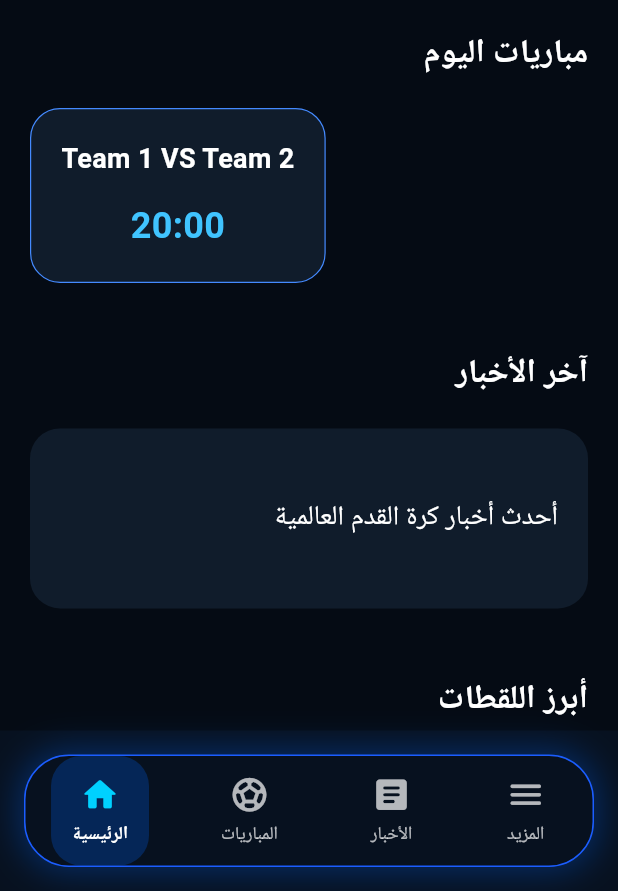
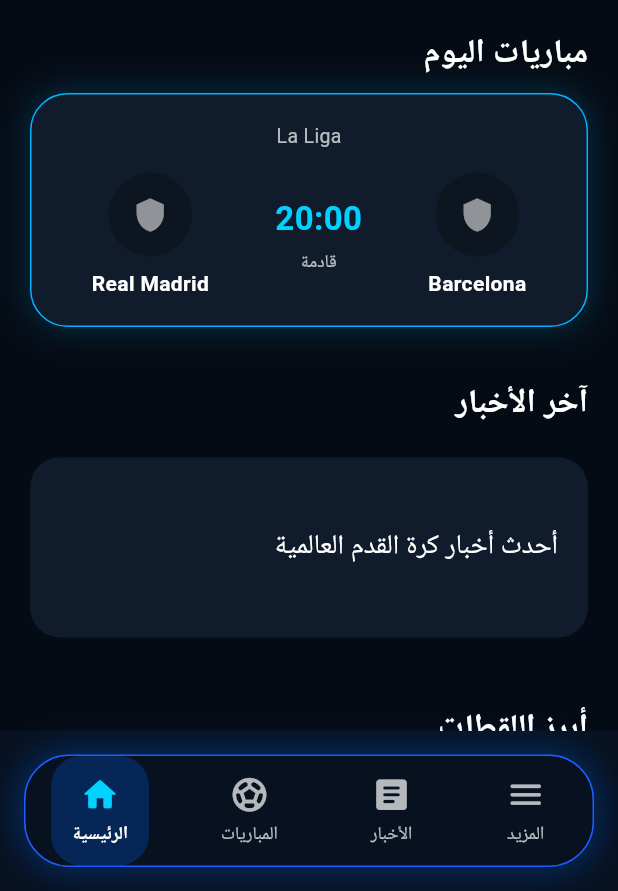
Before and after one commit to Nawafbnahmed1/NF-Sports, a Flutter app: the screen it shows after launch, on a phone screen of 412 x 824 dp, the part 345-1236 px from its top. Run offline on Flutter 3.47's test engine with Material 3 defaults, Android fonts, the phone set to English and light mode, and no system bars; our stand-ins replace supabase_flutter; accounts and stored records are empty.

Commit message:
Connect match card widget with screen

```diff
--- /dev/null
+++ b/lib/models/match_model.dart
@@ -0,0 +1,43 @@
+class MatchModel {
+  final String homeTeam;
+  final String awayTeam;
+  final String homeLogo;
+  final String awayLogo;
+  final String league;
+  final String matchTime;
+  final String status;
+
+  const MatchModel({
+    required this.homeTeam,
+    required this.awayTeam,
+    required this.homeLogo,
+    required this.awayLogo,
+    required this.league,
+    required this.matchTime,
+    required this.status,
+  });
+
+  factory MatchModel.fromMap(Map<String, dynamic> map) {
+    return MatchModel(
+      homeTeam: map['home_team'] ?? '',
+      awayTeam: map['away_team'] ?? '',
+      homeLogo: map['home_logo'] ?? '',
+      awayLogo: map['away_logo'] ?? '',
+      league: map['league'] ?? '',
+      matchTime: map['match_time'] ?? '',
+      status: map['status'] ?? '',
+    );
+  }
+
+  Map<String, dynamic> toMap() {
+    return {
+      'home_team': homeTeam,
+      'away_team': awayTeam,
+      'home_logo': homeLogo,
+      'away_logo': awayLogo,
+      'league': league,
+      'match_time': matchTime,
+      'status': status,
+    };
+  }
+}
--- a/lib/screens/home_screen.dart
+++ b/lib/screens/home_screen.dart
@@ -1,7 +1,19 @@
 import 'package:flutter/material.dart';
+import '../models/match_model.dart';
+import '../widgets/match_card.dart';
 
 class HomeScreen extends StatelessWidget {
   const HomeScreen({super.key});
+
+  final MatchModel todayMatch = const MatchModel(
+    homeTeam: "Real Madrid",
+    awayTeam: "Barcelona",
+    homeLogo: "",
+    awayLogo: "",
+    league: "La Liga",
+    matchTime: "20:00",
+    status: "قادمة",
+  );
 
   @override
   Widget build(BuildContext context) {
@@ -12,7 +24,6 @@
           child: Column(
             crossAxisAlignment: CrossAxisAlignment.start,
             children: [
-              // الهيدر الفخم الممتد بالصورة الرسمية والتدرج اللوني واسم التطبيق
               Container(
                 height: 230,
                 width: double.infinity,
@@ -31,7 +42,7 @@
                       end: Alignment.bottomCenter,
                       colors: [
                         Colors.transparent,
-                        const Color(0xFF050B14).withOpacity(0.8),
+                        const Color(0xFF050B14).withValues(alpha: 0.8),
                       ],
                     ),
                   ),
@@ -47,18 +58,12 @@
                 ),
               ),
               const SizedBox(height: 20),
-
-              // عنوان مباريات اليوم وكارد عرض المباراة بتوقيت 20:00
               sectionTitle("مباريات اليوم"),
-              matchCard("Team 1", "Team 2", "20:00"),
+              MatchCard(match: todayMatch),
               const SizedBox(height: 25),
-
-              // قسم الأخبار
               sectionTitle("آخر الأخبار"),
               newsCard("أحدث أخبار كرة القدم العالمية"),
               const SizedBox(height: 25),
-
-              // قسم اللقطات
               sectionTitle("أبرز اللقطات"),
               newsCard("ملخصات وأهداف المباريات"),
               const SizedBox(height: 25),
@@ -69,7 +74,6 @@
     );
   }
 
-  // دالة عنوان القسم
   Widget sectionTitle(String title) {
     return Align(
       alignment: Alignment.centerRight,
@@ -87,33 +91,6 @@
     );
   }
 
-  // دالة كارد المباراة المتوافقة مع كود المطور
-  Widget matchCard(String team1, String team2, String time) {
-    return Container(
-      margin: const EdgeInsets.all(20),
-      padding: const EdgeInsets.all(20),
-      decoration: BoxDecoration(
-        color: const Color(0xFF101C2B),
-        borderRadius: BorderRadius.circular(20),
-        border: Border.all(color: Colors.blueAccent, width: 0.8),
-      ),
-      child: Column(
-        children: [
-          Text(
-            "$team1 VS $team2",
-            style: const TextStyle(color: Colors.white, fontSize: 18, fontWeight: FontWeight.bold),
-          ),
-          const SizedBox(height: 15),
-          Text(
-            time,
-            style: const TextStyle(color: Colors.lightBlueAccent, fontSize: 24, fontWeight: FontWeight.bold),
-          ),
-        ],
-      ),
-    );
-  }
-
-  // دالة كارد الأخبار واللقطات
   Widget newsCard(String text) {
     return Container(
       margin: const EdgeInsets.all(20),
--- /dev/null
+++ b/lib/widgets/match_card.dart
@@ -0,0 +1,108 @@
+import 'package:flutter/material.dart';
+import '../models/match_model.dart';
+
+class MatchCard extends StatelessWidget {
+  final MatchModel match;
+
+  const MatchCard({
+    super.key,
+    required this.match,
+  });
+
+  @override
+  Widget build(BuildContext context) {
+    return Container(
+      margin: const EdgeInsets.symmetric(
+        horizontal: 20,
+        vertical: 10,
+      ),
+      padding: const EdgeInsets.all(18),
+      decoration: BoxDecoration(
+        color: const Color(0xFF101C2B),
+        borderRadius: BorderRadius.circular(25),
+        border: Border.all(
+          color: const Color(0xFF00B4FF),
+          width: 1,
+        ),
+        boxShadow: [
+          BoxShadow(
+            color: const Color(0xFF00B4FF).withValues(alpha: 0.20),
+            blurRadius: 18,
+            spreadRadius: 2,
+          ),
+        ],
+      ),
+      child: Column(
+        children: [
+          Text(
+            match.league,
+            style: const TextStyle(
+              color: Colors.white70,
+              fontSize: 13,
+            ),
+          ),
+          const SizedBox(height: 15),
+          Row(
+            mainAxisAlignment: MainAxisAlignment.spaceAround,
+            children: [
+              _team(
+                match.homeTeam,
+                match.homeLogo,
+              ),
+              Column(
+                children: [
+                  Text(
+                    match.matchTime,
+                    style: const TextStyle(
+                      color: Color(0xFF00D1FF),
+                      fontSize: 22,
+                      fontWeight: FontWeight.bold,
+                    ),
+                  ),
+                  const SizedBox(height: 5),
+                  Text(
+                    match.status,
+                    style: const TextStyle(
+                      color: Colors.white70,
+                      fontSize: 12,
+                    ),
+                  ),
+                ],
+              ),
+              _team(
+                match.awayTeam,
+                match.awayLogo,
+              ),
+            ],
+          ),
+        ],
+      ),
+    );
+  }
+
+  Widget _team(String name, String logo) {
+    return Column(
+      children: [
+        CircleAvatar(
+          radius: 28,
+          backgroundColor: Colors.black26,
+          backgroundImage: logo.isNotEmpty ? NetworkImage(logo) : null,
+          child: logo.isEmpty
+              ? const Icon(
+                  Icons.shield,
+                  color: Colors.white54,
+                )
+              : null,
+        ),
+        const SizedBox(height: 8),
+        Text(
+          name,
+          style: const TextStyle(
+            color: Colors.white,
+            fontWeight: FontWeight.bold,
+          ),
+        ),
+      ],
+    );
+  }
+}
```
